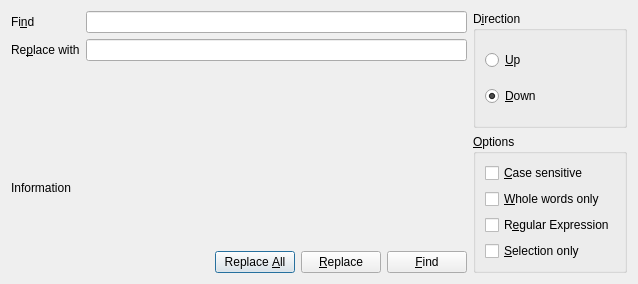
Qt form ui/find_and_replace.ui (wxgeo/ptyx-mcq-editor) before a commit.
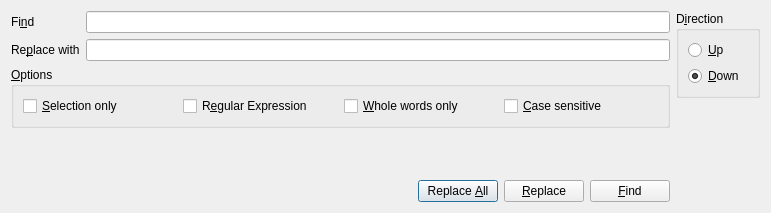
The same form after that commit.

Commit message: Add icon. New version of `Find and replace` dialog (work in progress...)

```diff
--- a/ui/find_and_replace.ui
+++ b/ui/find_and_replace.ui
@@ -6,8 +6,8 @@
    <rect>
     <x>0</x>
     <y>0</y>
-    <width>638</width>
-    <height>284</height>
+    <width>771</width>
+    <height>213</height>
    </rect>
   </property>
   <property name="windowTitle">
@@ -46,10 +46,57 @@
        </item>
       </layout>
      </item>
+     <item>
+      <widget class="QGroupBox" name="options">
+       <property name="title">
+        <string>&amp;Options</string>
+       </property>
+       <layout class="QHBoxLayout" name="horizontalLayout_2">
+        <item>
+         <widget class="QCheckBox" name="checkBox">
+          <property name="text">
+           <string>&amp;Selection only</string>
+          </property>
+         </widget>
+        </item>
+        <item>
+         <widget class="QCheckBox" name="regexCheckBox">
+          <property name="toolTip">
+           <string>&lt;!DOCTYPE HTML PUBLIC &quot;-//W3C//DTD HTML 4.0//EN&quot; &quot;http://www.w3.org/TR/REC-html40/strict.dtd&quot;&gt;
+&lt;html&gt;&lt;head&gt;&lt;meta name=&quot;qrichtext&quot; content=&quot;1&quot; /&gt;&lt;style type=&quot;text/css&quot;&gt;
+p, li { white-space: pre-wrap; }
+&lt;/style&gt;&lt;/head&gt;&lt;body style=&quot; font-family:'Sans'; font-size:10pt; font-weight:400; font-style:normal;&quot;&gt;
+&lt;p style=&quot; margin-top:0px; margin-bottom:0px; margin-left:0px; margin-right:0px; -qt-block-indent:0; text-indent:0px;&quot;&gt;whether the text to search should be interpreted as a regular expression.&lt;/p&gt;
+&lt;p style=&quot;-qt-paragraph-type:empty; margin-top:0px; margin-bottom:0px; margin-left:0px; margin-right:0px; -qt-block-indent:0; text-indent:0px;&quot;&gt;&lt;/p&gt;
+&lt;p style=&quot; margin-top:0px; margin-bottom:0px; margin-left:0px; margin-right:0px; -qt-block-indent:0; text-indent:0px;&quot;&gt;You may want to take a look at the syntax of regular expressions:&lt;/p&gt;
+&lt;p style=&quot; margin-top:0px; margin-bottom:0px; margin-left:0px; margin-right:0px; -qt-block-indent:0; text-indent:0px;&quot;&gt;&lt;a href=&quot;http://doc.trolltech.com/qregexp.html&quot;&gt;&lt;span style=&quot; text-decoration: underline; color:#0000ff;&quot;&gt;http://doc.trolltech.com/qregexp.html&lt;/span&gt;&lt;/a&gt;&lt;/p&gt;&lt;/body&gt;&lt;/html&gt;</string>
+          </property>
+          <property name="text">
+           <string>R&amp;egular Expression</string>
+          </property>
+         </widget>
+        </item>
+        <item>
+         <widget class="QCheckBox" name="wholeCheckBox">
+          <property name="text">
+           <string>&amp;Whole words only</string>
+          </property>
+         </widget>
+        </item>
+        <item>
+         <widget class="QCheckBox" name="caseCheckBox">
+          <property name="text">
+           <string>&amp;Case sensitive</string>
+          </property>
+         </widget>
+        </item>
+       </layout>
+      </widget>
+     </item>
      <item>
       <widget class="QLabel" name="information_label">
        <property name="text">
-        <string>Information</string>
+        <string/>
        </property>
       </widget>
      </item>
@@ -122,51 +169,17 @@
       </widget>
      </item>
      <item>
-      <widget class="QGroupBox" name="options">
-       <property name="title">
-        <string>&amp;Options</string>
+      <spacer name="verticalSpacer">
+       <property name="orientation">
+        <enum>Qt::Vertical</enum>
        </property>
-       <layout class="QVBoxLayout" name="verticalLayout_4">
-        <item>
-         <widget class="QCheckBox" name="caseCheckBox">
-          <property name="text">
-           <string>&amp;Case sensitive</string>
-          </property>
-         </widget>
-        </item>
-        <item>
-         <widget class="QCheckBox" name="wholeCheckBox">
-          <property name="text">
-           <string>&amp;Whole words only</string>
-          </property>
-         </widget>
-        </item>
-        <item>
-         <widget class="QCheckBox" name="regexCheckBox">
-          <property name="toolTip">
-           <string>&lt;!DOCTYPE HTML PUBLIC &quot;-//W3C//DTD HTML 4.0//EN&quot; &quot;http://www.w3.org/TR/REC-html40/strict.dtd&quot;&gt;
-&lt;html&gt;&lt;head&gt;&lt;meta name=&quot;qrichtext&quot; content=&quot;1&quot; /&gt;&lt;style type=&quot;text/css&quot;&gt;
-p, li { white-space: pre-wrap; }
-&lt;/style&gt;&lt;/head&gt;&lt;body style=&quot; font-family:'Sans'; font-size:10pt; font-weight:400; font-style:normal;&quot;&gt;
-&lt;p style=&quot; margin-top:0px; margin-bottom:0px; margin-left:0px; margin-right:0px; -qt-block-indent:0; text-indent:0px;&quot;&gt;whether the text to search should be interpreted as a regular expression.&lt;/p&gt;
-&lt;p style=&quot;-qt-paragraph-type:empty; margin-top:0px; margin-bottom:0px; margin-left:0px; margin-right:0px; -qt-block-indent:0; text-indent:0px;&quot;&gt;&lt;/p&gt;
-&lt;p style=&quot; margin-top:0px; margin-bottom:0px; margin-left:0px; margin-right:0px; -qt-block-indent:0; text-indent:0px;&quot;&gt;You may want to take a look at the syntax of regular expressions:&lt;/p&gt;
-&lt;p style=&quot; margin-top:0px; margin-bottom:0px; margin-left:0px; margin-right:0px; -qt-block-indent:0; text-indent:0px;&quot;&gt;&lt;a href=&quot;http://doc.trolltech.com/qregexp.html&quot;&gt;&lt;span style=&quot; text-decoration: underline; color:#0000ff;&quot;&gt;http://doc.trolltech.com/qregexp.html&lt;/span&gt;&lt;/a&gt;&lt;/p&gt;&lt;/body&gt;&lt;/html&gt;</string>
-          </property>
-          <property name="text">
-           <string>R&amp;egular Expression</string>
-          </property>
-         </widget>
-        </item>
-        <item>
-         <widget class="QCheckBox" name="checkBox">
-          <property name="text">
-           <string>&amp;Selection only</string>
-          </property>
-         </widget>
-        </item>
-       </layout>
-      </widget>
+       <property name="sizeHint" stdset="0">
+        <size>
+         <width>20</width>
+         <height>40</height>
+        </size>
+       </property>
+      </spacer>
      </item>
     </layout>
    </item>
```
The commit also changes 7 other files.
